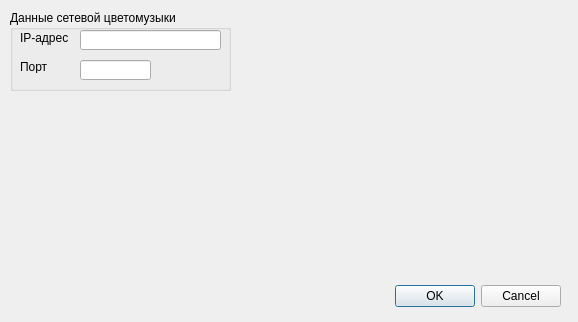
This is settingsform.ui in student-proger/colomusiccc as Qt 5 draws it before an edit. The edited form follows.
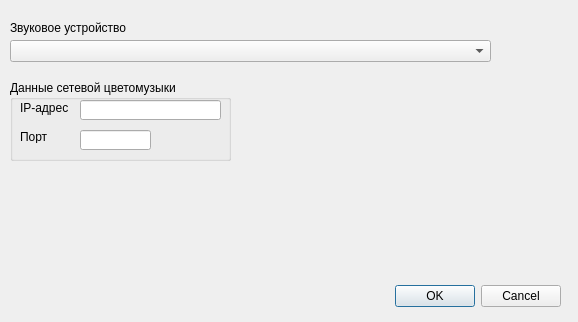
This is the edited form.

Commit message: Добавлен комбобокс в настройки для списка звуковых устройств

```diff
--- a/settingsform.ui
+++ b/settingsform.ui
@@ -33,7 +33,7 @@
    <property name="geometry">
     <rect>
      <x>10</x>
-     <y>10</y>
+     <y>80</y>
      <width>221</width>
      <height>81</height>
     </rect>
@@ -88,6 +88,29 @@
     </property>
    </widget>
   </widget>
+  <widget class="QComboBox" name="comboBox">
+   <property name="geometry">
+    <rect>
+     <x>10</x>
+     <y>40</y>
+     <width>481</width>
+     <height>22</height>
+    </rect>
+   </property>
+  </widget>
+  <widget class="QLabel" name="label_3">
+   <property name="geometry">
+    <rect>
+     <x>10</x>
+     <y>20</y>
+     <width>121</width>
+     <height>16</height>
+    </rect>
+   </property>
+   <property name="text">
+    <string>Звуковое устройство</string>
+   </property>
+  </widget>
  </widget>
  <resources/>
  <connections>
```
The commit also changes 2 other files.
